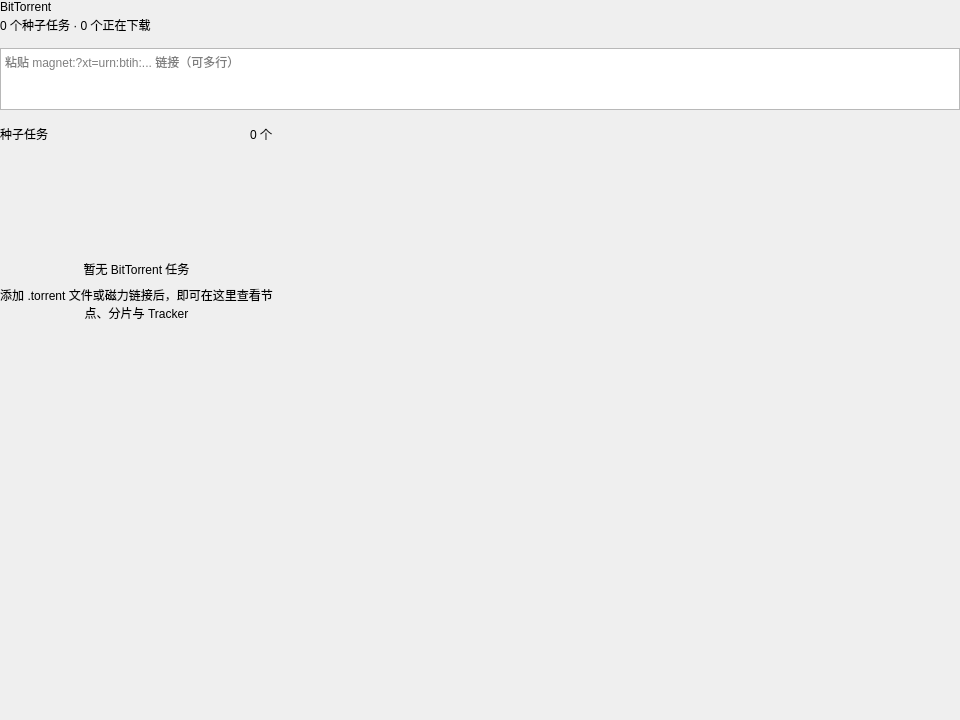
aimineng/Fetchora, file ui/pages/BitTorrentPage.ui: the form before one commit.
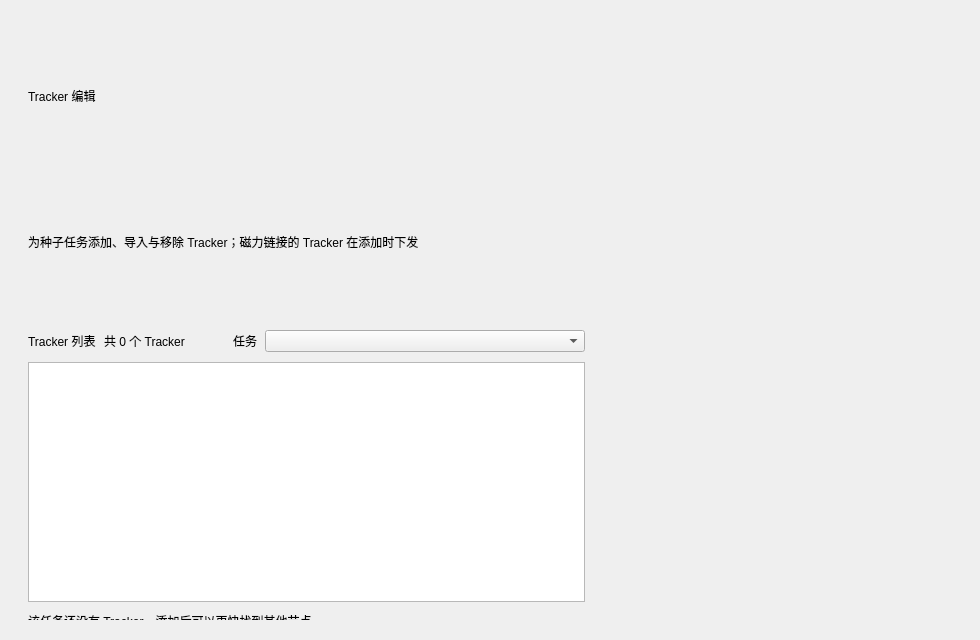
The form after the commit. Custom widgets are drawn as their Qt base class.

Commit message: Make the card's buttons impossible to miss, and turn BitTorrent into the tracker page

```diff
--- a/ui/pages/BitTorrentPage.ui
+++ b/ui/pages/BitTorrentPage.ui
@@ -6,8 +6,8 @@
    <rect>
     <x>0</x>
     <y>0</y>
-    <width>960</width>
-    <height>720</height>
+    <width>980</width>
+    <height>640</height>
    </rect>
   </property>
   <property name="windowTitle">
@@ -15,22 +15,20 @@
   </property>
   <layout class="QVBoxLayout" name="rootLayout">
    <property name="leftMargin">
-    <number>0</number>
+    <number>28</number>
    </property>
    <property name="topMargin">
-    <number>0</number>
+    <number>24</number>
    </property>
    <property name="rightMargin">
-    <number>0</number>
+    <number>28</number>
    </property>
    <property name="bottomMargin">
-    <number>0</number>
+    <number>20</number>
    </property>
    <property name="spacing">
-    <number>14</number>
+    <number>16</number>
    </property>
-
-   <!-- ===================== header + command bar ====================== -->
    <item>
     <layout class="QHBoxLayout" name="headerLayout">
      <property name="spacing">
@@ -44,248 +42,22 @@
        <item>
         <widget class="QLabel" name="pageTitle">
          <property name="text">
-          <string>BitTorrent</string>
+          <string>Tracker 编辑</string>
          </property>
         </widget>
        </item>
        <item>
         <widget class="QLabel" name="pageSubtitle">
          <property name="text">
-          <string>0 个种子任务 · 0 个正在下载</string>
+          <string>为种子任务添加、导入与移除 Tracker；磁力链接的 Tracker 在添加时下发</string>
          </property>
         </widget>
        </item>
       </layout>
      </item>
-     <item>
-      <spacer name="headerSpacer">
-       <property name="orientation">
-        <enum>Qt::Horizontal</enum>
-       </property>
-       <property name="sizeHint" stdset="0">
-        <size>
-         <width>40</width>
-         <height>20</height>
-        </size>
-       </property>
-      </spacer>
-     </item>
-     <!-- Command bar: filled in by BitTorrentPage.cpp so the buttons carry
-          glyphs and roles that a .ui file cannot express. -->
-     <item>
-      <layout class="QHBoxLayout" name="commandLayout">
-       <property name="spacing">
-        <number>8</number>
-       </property>
-      </layout>
-     </item>
     </layout>
    </item>
 
-   <!-- ========================= statistics =========================== -->
-   <item>
-    <layout class="QHBoxLayout" name="statLayout">
-     <property name="spacing">
-      <number>12</number>
-     </property>
-    </layout>
-   </item>
-
-   <!-- ==================== inline magnet panel ======================= -->
-   <item>
-    <widget class="QWidget" name="magnetPanel" native="true">
-     <property name="visible">
-      <bool>false</bool>
-     </property>
-     <layout class="QHBoxLayout" name="magnetLayout">
-      <property name="leftMargin">
-       <number>0</number>
-      </property>
-      <property name="topMargin">
-       <number>0</number>
-      </property>
-      <property name="rightMargin">
-       <number>0</number>
-      </property>
-      <property name="bottomMargin">
-       <number>0</number>
-      </property>
-      <property name="spacing">
-       <number>8</number>
-      </property>
-      <item>
-       <!-- Multi-line on purpose: a magnet link is far longer than any window is
-            wide, and a single-line field hides most of it while the user checks
-            that it pasted correctly. Enter submits, Shift+Enter adds a line. -->
-       <widget class="QPlainTextEdit" name="magnetEdit">
-        <property name="minimumSize">
-         <size>
-          <width>0</width>
-          <height>62</height>
-         </size>
-        </property>
-        <property name="maximumSize">
-         <size>
-          <width>16777215</width>
-          <height>62</height>
-         </size>
-        </property>
-        <property name="placeholderText">
-         <string>粘贴 magnet:?xt=urn:btih:... 链接（可多行）</string>
-        </property>
-        <property name="tabChangesFocus">
-         <bool>true</bool>
-        </property>
-       </widget>
-      </item>
-     </layout>
-    </widget>
-   </item>
-
-   <!-- ========================= BT task list ========================= -->
-   <!-- The card owns its own body layout (FluentCard::body()); the widget
-        below carries the layout so that the whole section stays declarative
-        and BitTorrentPage.cpp only hands the body back to the card. -->
-   <item>
-    <widget class="FluentCard" name="tasksCard">
-     <property name="sizePolicy">
-      <sizepolicy hsizetype="Preferred" vsizetype="Expanding">
-       <horstretch>0</horstretch>
-       <verstretch>1</verstretch>
-      </sizepolicy>
-     </property>
-     <widget class="QWidget" name="tasksBody" native="true">
-      <layout class="QVBoxLayout" name="tasksBodyLayout">
-       <property name="leftMargin">
-        <number>0</number>
-       </property>
-       <property name="topMargin">
-        <number>0</number>
-       </property>
-       <property name="rightMargin">
-        <number>0</number>
-       </property>
-       <property name="bottomMargin">
-        <number>0</number>
-       </property>
-       <property name="spacing">
-        <number>10</number>
-       </property>
-       <item>
-        <layout class="QHBoxLayout" name="tasksHeaderLayout">
-         <property name="spacing">
-          <number>8</number>
-         </property>
-         <item>
-          <widget class="QLabel" name="tasksTitle">
-           <property name="text">
-            <string>种子任务</string>
-           </property>
-          </widget>
-         </item>
-         <item>
-          <spacer name="tasksHeaderSpacer">
-           <property name="orientation">
-            <enum>Qt::Horizontal</enum>
-           </property>
-           <property name="sizeHint" stdset="0">
-            <size>
-             <width>40</width>
-             <height>20</height>
-            </size>
-           </property>
-          </spacer>
-         </item>
-         <item>
-          <widget class="QLabel" name="tasksCountLabel">
-           <property name="text">
-            <string>0 个</string>
-           </property>
-          </widget>
-         </item>
-        </layout>
-       </item>
-       <item>
-        <widget class="QScrollArea" name="taskScroll">
-         <property name="frameShape">
-          <enum>QFrame::NoFrame</enum>
-         </property>
-         <property name="horizontalScrollBarPolicy">
-          <enum>Qt::ScrollBarAlwaysOff</enum>
-         </property>
-         <property name="widgetResizable">
-          <bool>true</bool>
-         </property>
-         <widget class="QWidget" name="taskContainer">
-          <layout class="QVBoxLayout" name="taskLayout">
-           <property name="leftMargin">
-            <number>0</number>
-           </property>
-           <property name="topMargin">
-            <number>0</number>
-           </property>
-           <property name="rightMargin">
-            <number>8</number>
-           </property>
-           <property name="bottomMargin">
-            <number>0</number>
-           </property>
-           <property name="spacing">
-            <number>8</number>
-           </property>
-          </layout>
-         </widget>
-        </widget>
-       </item>
-       <item>
-        <widget class="QWidget" name="tasksEmpty" native="true">
-         <layout class="QVBoxLayout" name="tasksEmptyLayout">
-          <property name="leftMargin">
-           <number>0</number>
-          </property>
-          <property name="topMargin">
-           <number>28</number>
-          </property>
-          <property name="rightMargin">
-           <number>0</number>
-          </property>
-          <property name="bottomMargin">
-           <number>20</number>
-          </property>
-          <property name="spacing">
-           <number>8</number>
-          </property>
-          <item>
-           <widget class="QLabel" name="tasksEmptyTitle">
-            <property name="text">
-             <string>暂无 BitTorrent 任务</string>
-            </property>
-            <property name="alignment">
-             <set>Qt::AlignCenter</set>
-            </property>
-           </widget>
-          </item>
-          <item>
-           <widget class="QLabel" name="tasksEmptyHint">
-            <property name="text">
-             <string>添加 .torrent 文件或磁力链接后，即可在这里查看节点、分片与 Tracker</string>
-            </property>
-            <property name="alignment">
-             <set>Qt::AlignCenter</set>
-            </property>
-            <property name="wordWrap">
-             <bool>true</bool>
-            </property>
-           </widget>
-          </item>
-         </layout>
-        </widget>
-       </item>
-      </layout>
-     </widget>
-    </widget>
-   </item>
-
    <!-- ======================== tracker editor ======================== -->
    <item>
     <widget class="FluentCard" name="trackerCard">
@@ -314,7 +86,7 @@
          <item>
           <widget class="QLabel" name="trackerTitle">
            <property name="text">
-            <string>Tracker 编辑</string>
+            <string>Tracker 列表</string>
            </property>
           </widget>
          </item>
@@ -349,7 +121,7 @@
           <widget class="FluentComboBox" name="trackerCombo">
            <property name="minimumSize">
             <size>
-             <width>280</width>
+             <width>320</width>
              <height>0</height>
             </size>
            </property>
@@ -362,7 +134,7 @@
          <property name="minimumSize">
           <size>
            <width>0</width>
-           <height>96</height>
+           <height>240</height>
           </size>
          </property>
          <property name="readOnly">
```
Left out of the diff: 12 changed lines with no effect on the pictures. The commit also changes 14 other files.
